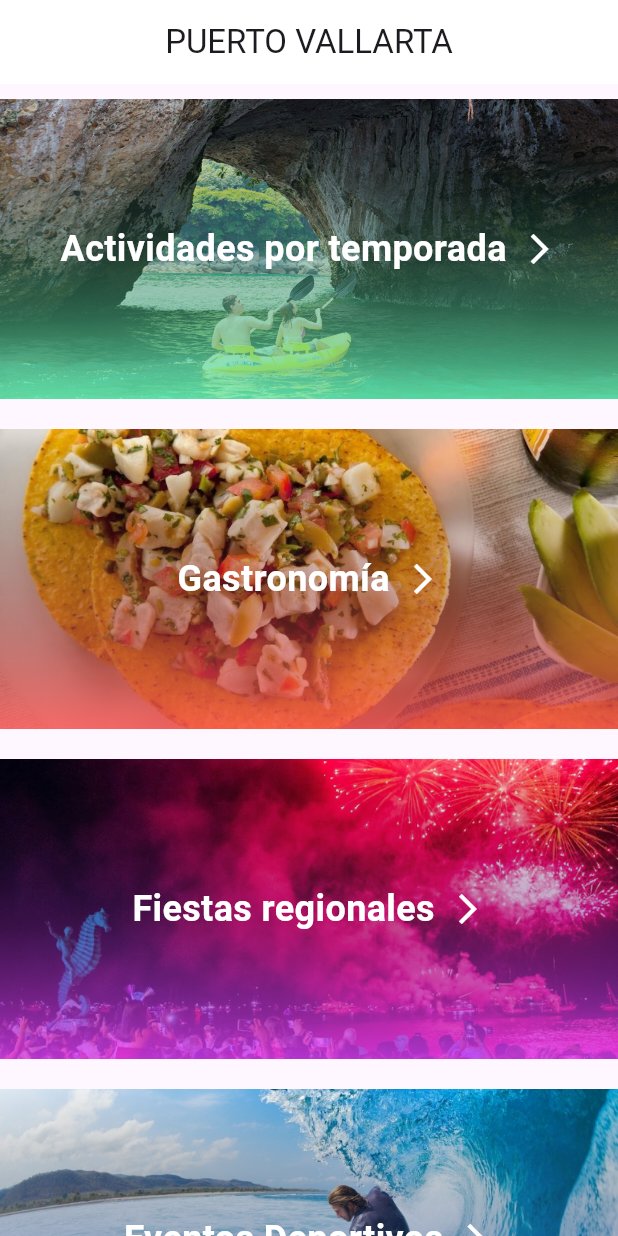
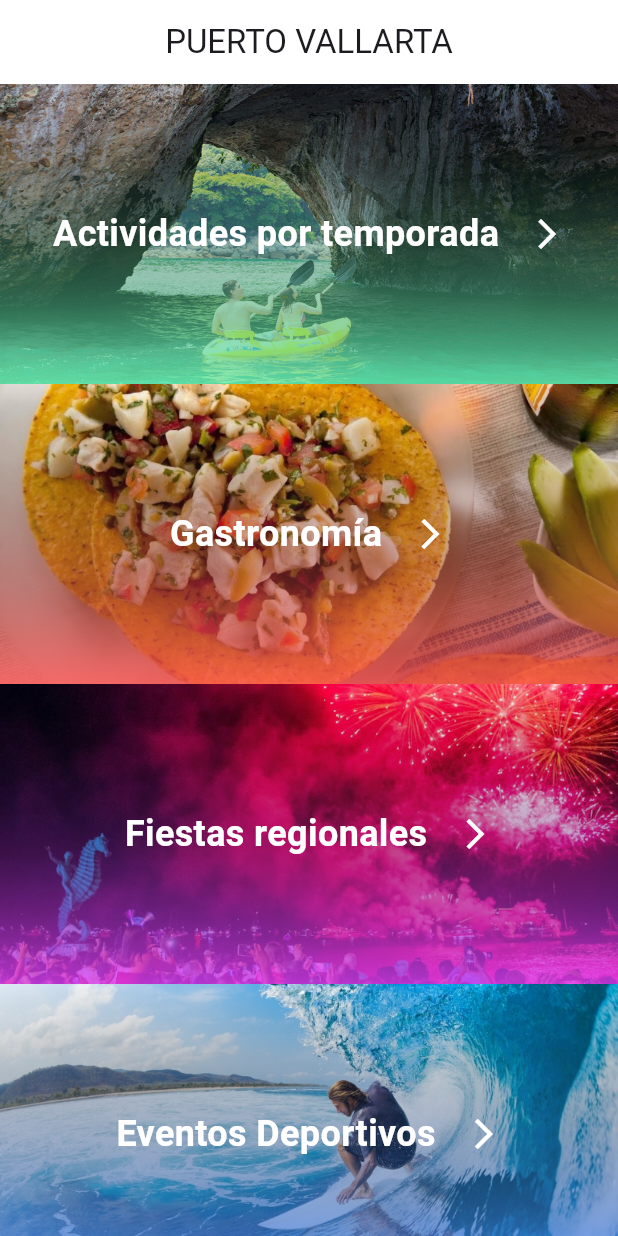
Before and after one commit to AXIOMANETWORK/FindLO2, a Flutter app: the VallartaPage screen opened directly, on a phone screen of 412 x 824 dp. Run offline on Flutter 3.47's test engine with Material 3 defaults, Android fonts, the light colour scheme and no system bars; our stand-ins replace cloud_firestore, curved_navigation_bar, firebase_auth, firebase_core, google_fonts, google_sign_in; missing offline and left inert: flutter_facebook_auth; accounts and stored records are empty.

Commit message:
UpdateVallarta

```diff
--- a/lib/pages/Vallarta/vallarta_page.dart
+++ b/lib/pages/Vallarta/vallarta_page.dart
@@ -14,7 +14,7 @@ class _VallartaPageState extends State<VallartaPage> {
       appBar: AppBar(
         title: const Text('PUERTO VALLARTA'),
         centerTitle: true,
-        backgroundColor: Colors.white, // Color de fondo del AppBar
+        backgroundColor: Colors.white,
         elevation: 0, // Sin sombra en el AppBar
         automaticallyImplyLeading: false,
       ),
@@ -65,11 +65,10 @@ class BannerItem extends StatelessWidget {
     return GestureDetector(
       onTap: () {
         // Acción cuando el usuario haga clic en el banner
-        print('$text seleccionado'); // Aquí puedes añadir la navegación a otra pantalla
+        print('$text seleccionado');
       },
       child: Container(
-        margin: const EdgeInsets.symmetric(vertical: 10), // Espacio entre banners
-        height: 200, // Altura del banner
+        height: 200,
         width: double.infinity, // Ancho completo
         decoration: BoxDecoration(
           image: DecorationImage(
@@ -100,9 +99,9 @@ class BannerItem extends StatelessWidget {
                       fontWeight: FontWeight.bold,
                     ),
                   ),
-                  const SizedBox(width: 10), // Espacio entre el texto y la flecha
+                  const SizedBox(width: 20), // Espacio entre el texto y la flecha
                   const Icon(
-                    Icons.arrow_forward_ios, // Flecha hacia la derecha
+                    Icons.arrow_forward_ios,
                     color: Colors.white,
                     size: 24,
                   ),
```
